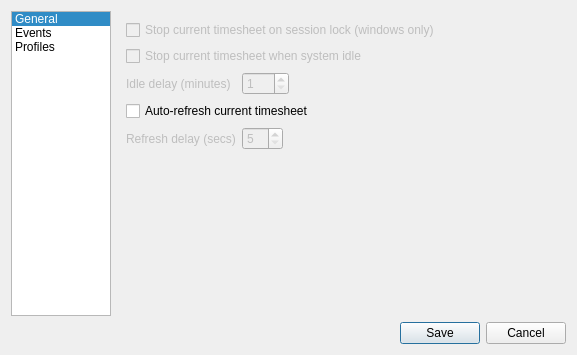
First picture: the form in src/gui/settingsDialog.ui, repository AlexandrePTJ/kemai, before the edit.
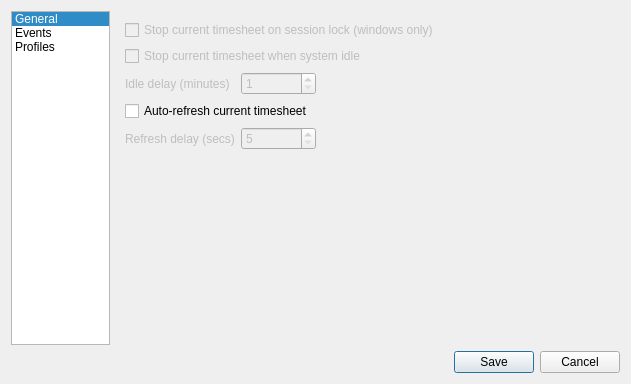
Second picture: the form after the edit. The open tabs and pages were chosen to show the change. Icons and pictures are not drawn.

```diff
--- a/src/gui/settingsDialog.ui
+++ b/src/gui/settingsDialog.ui
@@ -6,8 +6,8 @@
    <rect>
     <x>0</x>
     <y>0</y>
-    <width>577</width>
-    <height>355</height>
+    <width>631</width>
+    <height>384</height>
    </rect>
   </property>
   <property name="windowTitle">
@@ -94,24 +94,24 @@
         </layout>
        </widget>
        <widget class="QWidget" name="eventsPage">
-        <layout class="QFormLayout" name="formLayout_3">
-         <item row="0" column="0" colspan="2">
-          <widget class="QCheckBox" name="cbStopOnLock">
+        <layout class="QGridLayout" name="gridLayout" columnminimumwidth="0,75,0">
+         <item row="4" column="1">
+          <widget class="QSpinBox" name="sbAutoRefreshDelay">
            <property name="enabled">
             <bool>false</bool>
            </property>
-           <property name="text">
-            <string>Stop current timesheet on session lock (windows only)</string>
+           <property name="minimum">
+            <number>5</number>
+           </property>
+           <property name="maximum">
+            <number>60</number>
            </property>
           </widget>
          </item>
-         <item row="1" column="0" colspan="2">
-          <widget class="QCheckBox" name="cbStopOnIdle">
-           <property name="enabled">
-            <bool>false</bool>
-           </property>
+         <item row="3" column="0" colspan="2">
+          <widget class="QCheckBox" name="cbAutoRefreshCurrentTimeSheet">
            <property name="text">
-            <string>Stop current timesheet when system idle</string>
+            <string>Auto-refresh current timesheet</string>
            </property>
           </widget>
          </item>
@@ -125,13 +125,53 @@
            </property>
           </widget>
          </item>
+         <item row="0" column="0" colspan="3">
+          <widget class="QCheckBox" name="cbStopOnLock">
+           <property name="enabled">
+            <bool>false</bool>
+           </property>
+           <property name="text">
+            <string>Stop current timesheet on session lock (windows only)</string>
+           </property>
+          </widget>
+         </item>
+         <item row="4" column="2">
+          <spacer name="horizontalSpacer_3">
+           <property name="orientation">
+            <enum>Qt::Orientation::Horizontal</enum>
+           </property>
+           <property name="sizeHint" stdset="0">
+            <size>
+             <width>289</width>
+             <height>20</height>
+            </size>
+           </property>
+          </spacer>
+         </item>
+         <item row="2" column="2">
+          <spacer name="horizontalSpacer_2">
+           <property name="orientation">
+            <enum>Qt::Orientation::Horizontal</enum>
+           </property>
+           <property name="sizeHint" stdset="0">
+            <size>
+             <width>289</width>
+             <height>20</height>
+            </size>
+           </property>
+          </spacer>
+         </item>
          <item row="2" column="1">
-          <layout class="QHBoxLayout" name="horizontalLayout_5">
-           <item>
             <widget class="QSpinBox" name="sbIdleDelay">
              <property name="enabled">
               <bool>false</bool>
              </property>
+           <property name="minimumSize">
+            <size>
+             <width>75</width>
+             <height>0</height>
+            </size>
+           </property>
              <property name="minimum">
               <number>1</number>
              </property>
@@ -140,21 +180,6 @@
              </property>
             </widget>
            </item>
-           <item>
-            <spacer name="horizontalSpacer_2">
-             <property name="orientation">
-              <enum>Qt::Horizontal</enum>
-             </property>
-             <property name="sizeHint" stdset="0">
-              <size>
-               <width>40</width>
-               <height>20</height>
-              </size>
-             </property>
-            </spacer>
-           </item>
-          </layout>
-         </item>
          <item row="4" column="0">
           <widget class="QLabel" name="label_4">
            <property name="enabled">
@@ -165,42 +190,28 @@
            </property>
           </widget>
          </item>
-         <item row="4" column="1">
-          <layout class="QHBoxLayout" name="horizontalLayout_6">
-           <item>
-            <widget class="QSpinBox" name="sbAutoRefreshDelay">
+         <item row="1" column="0" colspan="3">
+          <widget class="QCheckBox" name="cbStopOnIdle">
              <property name="enabled">
               <bool>false</bool>
              </property>
-             <property name="minimum">
-              <number>5</number>
-             </property>
-             <property name="maximum">
-              <number>60</number>
+           <property name="text">
+            <string>Stop current timesheet when system idle</string>
              </property>
             </widget>
            </item>
-           <item>
-            <spacer name="horizontalSpacer_3">
+         <item row="5" column="0" colspan="3">
+          <spacer name="verticalSpacer_2">
              <property name="orientation">
-              <enum>Qt::Horizontal</enum>
+            <enum>Qt::Orientation::Vertical</enum>
              </property>
              <property name="sizeHint" stdset="0">
               <size>
-               <width>40</width>
-               <height>20</height>
+             <width>20</width>
+             <height>40</height>
               </size>
              </property>
             </spacer>
-           </item>
-          </layout>
-         </item>
-         <item row="3" column="0" colspan="2">
-          <widget class="QCheckBox" name="cbAutoRefreshCurrentTimeSheet">
-           <property name="text">
-            <string>Auto-refresh current timesheet</string>
-           </property>
-          </widget>
          </item>
         </layout>
        </widget>
```
Left out of the diff: 20 changed lines with no effect on the pictures. Lines whose indentation alone changed are shown as unchanged.
